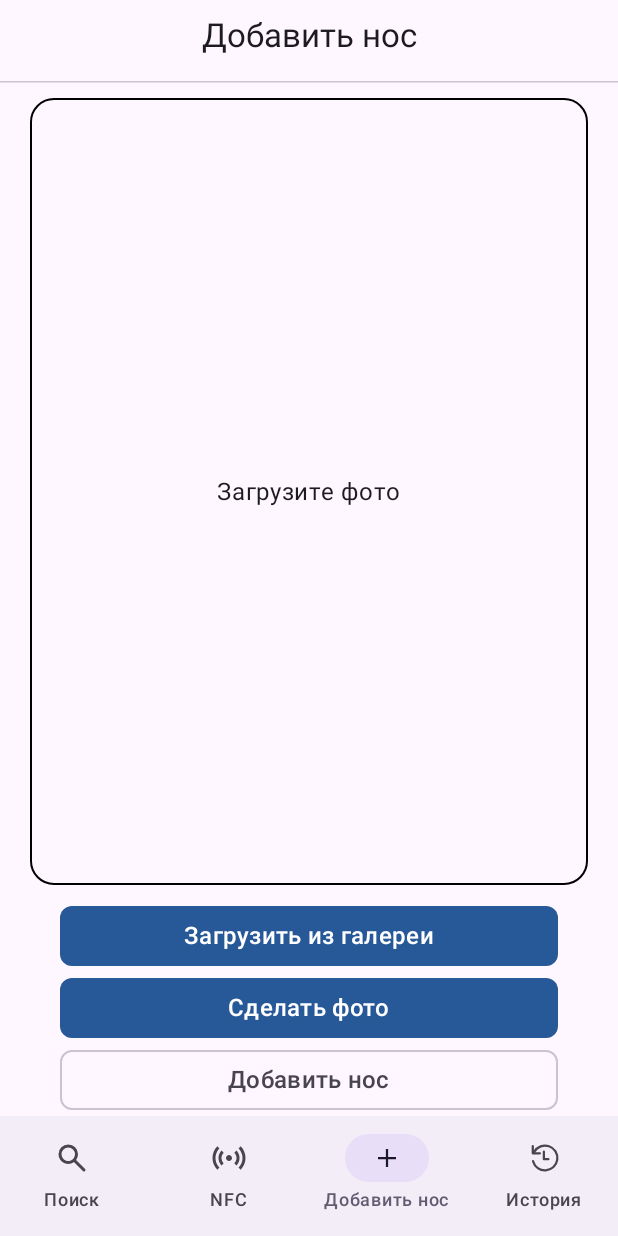
After one commit to mishgan325/CowNose, an Android app built with Jetpack Compose: the AddEmbeddingScreen screen opened through its navigation route, on a phone screen of 412 x 824 dp. The commit adds this screen. Run offline under Robolectric (Android 15) with nearby library versions, the phone set to English and light mode, and no system bars; pictures from the network do not load.

Commit message:
Add new navigation, Add Embedding template, NFC template

```diff
--- a/android/app/src/main/java/ru/mishgan325/cownose/di/AppModule.kt
+++ b/android/app/src/main/java/ru/mishgan325/cownose/di/AppModule.kt
@@ -14,6 +14,7 @@ import org.koin.android.ext.koin.androidContext
 import org.koin.core.module.dsl.singleOf
 import org.koin.core.module.dsl.viewModelOf
 import org.koin.dsl.module
+import ru.mishgan325.cownose.ui.addembedding.AddEmbeddingViewModel
 
 val koinModule = module {
     singleOf(::WebClient)
@@ -23,6 +24,7 @@ val koinModule = module {
     viewModelOf(::UploadViewModel)
     viewModelOf(::ResultViewModel)
     viewModelOf(::HistoryViewModel)
+    viewModelOf(::AddEmbeddingViewModel)
 
     single { provideDatabase(androidContext()) }
     single { get<AppDatabase>().noseSearchResultDao() }
--- a/android/app/src/main/java/ru/mishgan325/cownose/ui/App.kt
+++ b/android/app/src/main/java/ru/mishgan325/cownose/ui/App.kt
@@ -12,6 +12,7 @@ import androidx.compose.material3.Text
 import androidx.compose.runtime.Composable
 import androidx.compose.runtime.getValue
 import androidx.compose.ui.Modifier
+import androidx.compose.ui.layout.ModifierLocalBeyondBoundsLayout
 import androidx.compose.ui.res.painterResource
 import androidx.lifecycle.compose.collectAsStateWithLifecycle
 import androidx.navigation.NavBackStackEntry
@@ -22,8 +23,10 @@ import androidx.navigation.compose.composable
 import androidx.navigation.compose.currentBackStackEntryAsState
 import androidx.navigation.compose.rememberNavController
 import androidx.navigation.toRoute
+import ru.mishgan325.cownose.ui.addembedding.AddEmbeddingScreen
 import ru.mishgan325.cownose.ui.history.HistoryScreen
 import ru.mishgan325.cownose.ui.historydetails.HistoryDetailsScreen
+import ru.mishgan325.cownose.ui.nfc.NFCScreen
 import ru.mishgan325.cownose.ui.results.ResultsScreen
 import ru.mishgan325.cownose.ui.upload.UploadScreen
 
@@ -114,6 +117,18 @@ fun CowNoseApp(modifier: Modifier = Modifier) {
                 )
             }
 
+            composable<NFCScreenRoute> {
+                NFCScreen(
+                    modifier = Modifier
+                )
+            }
+
+            composable<AddEmbeddingScreenRoute> {
+                AddEmbeddingScreen(
+                   modifier = Modifier
+               )
+            }
+
             composable<HistoryScreenRoute> {
                 HistoryScreen(
                     onNavigateToDetails = { id ->
--- /dev/null
+++ b/android/app/src/main/java/ru/mishgan325/cownose/ui/addembedding/AddEmbeddingScreen.kt
@@ -0,0 +1,112 @@
+package ru.mishgan325.cownose.ui.addembedding
+
+import android.net.Uri
+import android.widget.Toast
+import androidx.compose.foundation.layout.*
+import androidx.compose.material3.*
+import androidx.compose.runtime.*
+import androidx.compose.ui.Alignment
+import androidx.compose.ui.Modifier
+import androidx.compose.ui.tooling.preview.Preview
+import androidx.compose.ui.unit.dp
+import androidx.compose.ui.platform.LocalContext
+import androidx.compose.foundation.shape.RoundedCornerShape
+import androidx.compose.ui.draw.clip
+import androidx.lifecycle.compose.collectAsStateWithLifecycle
+import ru.mishgan325.cownose.ui.common.AppHeader
+import ru.mishgan325.cownose.ui.common.CapturePhotoButton
+import ru.mishgan325.cownose.ui.common.ImagePreview
+import ru.mishgan325.cownose.ui.common.ImagePreviewPlaceholder
+import ru.mishgan325.cownose.ui.common.LoadFromGalleryButton
+import org.koin.compose.viewmodel.koinViewModel
+
+@Composable
+fun AddEmbeddingScreen(
+    modifier: Modifier = Modifier
+) {
+    val context = LocalContext.current
+    val viewModel: AddEmbeddingViewModel = koinViewModel()
+    val uiState by viewModel.uiState.collectAsStateWithLifecycle()
+
+    when (uiState) {
+        is UiState.Default -> {
+            val state = uiState as UiState.Default
+            Column(
+                modifier = modifier
+                    .padding(horizontal = 0.dp),
+                horizontalAlignment = Alignment.CenterHorizontally,
+                verticalArrangement = Arrangement.SpaceEvenly
+            ) {
+
+                AppHeader("Добавить нос", null, Modifier.padding(bottom = 10.dp))
+
+
+
+
+
+                val imageUri = state.imageUri
+
+                Column(
+                    modifier = Modifier
+                        .weight(1f)
+                        .padding(horizontal = 20.dp),
+                    horizontalAlignment = Alignment.CenterHorizontally
+                ) {
+                    if (imageUri != null) {
+                        ImagePreview(
+                            imageUri, Modifier
+                                .wrapContentSize()
+                                .clip(RoundedCornerShape(16.dp))
+                                .weight(1f)
+                        )
+                    } else {
+                        ImagePreviewPlaceholder(
+                            modifier = Modifier.weight(1f)
+                        )
+                    }
+                }
+
+                Spacer(modifier = Modifier.height(10.dp))
+
+                LoadFromGalleryButton(
+                    onImageLoad = { viewModel.setPreviewImage(it) },
+                    modifier = Modifier.padding(horizontal = 40.dp)
+                )
+
+                CapturePhotoButton(
+                    onImageLoad = { viewModel.setPreviewImage(it) },
+                    modifier = Modifier.padding(horizontal = 40.dp)
+                )
+
+                OutlinedButton(
+                    onClick = {
+                        if (imageUri != null) {
+                            Toast.makeText(context, "Нос будет добавлен", Toast.LENGTH_SHORT).show()
+                        } else {
+                            Toast.makeText(context, "Сначала выберите изображение", Toast.LENGTH_SHORT).show()
+                        }
+                    },
+                    shape = RoundedCornerShape(8.dp),
+                    modifier = Modifier
+                        .fillMaxWidth()
+                        .padding(horizontal = 40.dp)
+                ) {
+                    Text(
+                        "Добавить нос",
+                        style = MaterialTheme.typography.titleMedium
+                    )
+                }
+            }
+        }
+        else -> {}
+    }
+}
+
+@Composable
+@Preview(
+    backgroundColor = 0xFFF8F4F7, device = "id:pixel_5", showSystemUi = false,
+    showBackground = true
+)
+fun AddEmbeddingScreenPreview(modifier: Modifier = Modifier) {
+    AddEmbeddingScreen(modifier = modifier)
+}
--- /dev/null
+++ b/android/app/src/main/java/ru/mishgan325/cownose/ui/addembedding/AddEmbeddingViewModel.kt
@@ -0,0 +1,54 @@
+package ru.mishgan325.cownose.ui.addembedding
+
+import android.net.Uri
+import android.util.Log
+import androidx.lifecycle.ViewModel
+import androidx.lifecycle.viewModelScope
+import ru.mishgan325.cownose.data.network.NetworkNoseRepository
+import kotlinx.coroutines.flow.MutableStateFlow
+import kotlinx.coroutines.flow.asStateFlow
+import kotlinx.coroutines.flow.update
+import kotlinx.coroutines.launch
+import ru.mishgan325.cownose.data.network.RequestResult
+import ru.mishgan325.cownose.domain.entities.toDomain
+
+sealed class UiState {
+    data class Default(val imageUri: Uri?) : UiState()
+    object Error : UiState()
+}
+
+val TAG = "AddEmbeddingViewModel"
+
+class AddEmbeddingViewModel(
+    private val noseRepository: NetworkNoseRepository,
+) : ViewModel() {
+
+    private val _uiState = MutableStateFlow<UiState>(UiState.Default(null))
+    val uiState = _uiState.asStateFlow()
+
+    fun setImageForRecognition(imageUri: Uri) {
+        noseRepository.chosenImageUri = imageUri.toString()
+    }
+
+    fun setPreviewImage(imageUri: Uri?) {
+        _uiState.update { UiState.Default(imageUri) }
+    }
+
+    fun addEmbedding(imageData: ByteArray, imageUri: Uri) {
+        viewModelScope.launch {
+            val response = noseRepository.addEmbedding(imageData)
+
+            when (response) {
+                is RequestResult.Success -> {
+                    _uiState.update { UiState.Default(imageUri) }
+                    Log.d(TAG, "Embedding added successfully")
+                }
+
+                is RequestResult.Failure -> {
+                    _uiState.update { UiState.Error }
+                    Log.e(TAG, "Error adding embedding: $response")
+                }
+            }
+        }
+    }
+}
```
Also changed, not shown: android/app/src/main/java/ru/mishgan325/cownose/ui/NavigationRoutes.kt (+10 -2 lines), android/app/src/main/java/ru/mishgan325/cownose/ui/nfc/NFCScreen.kt (added, +36 -0 lines).
